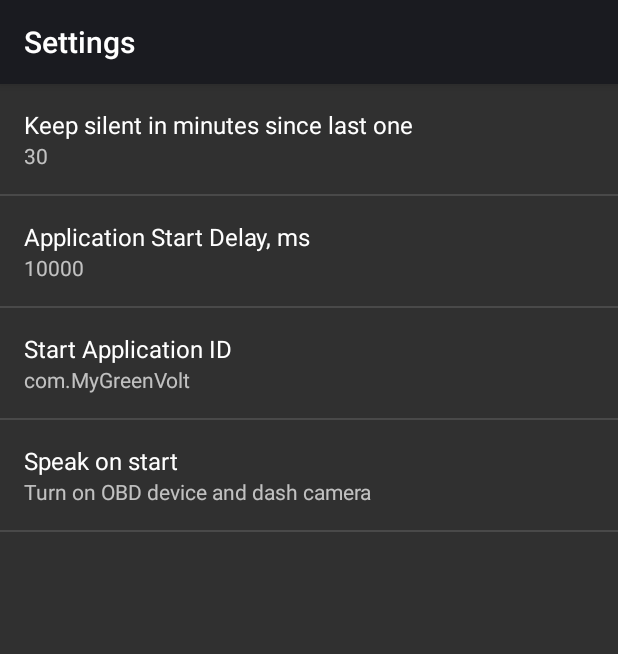
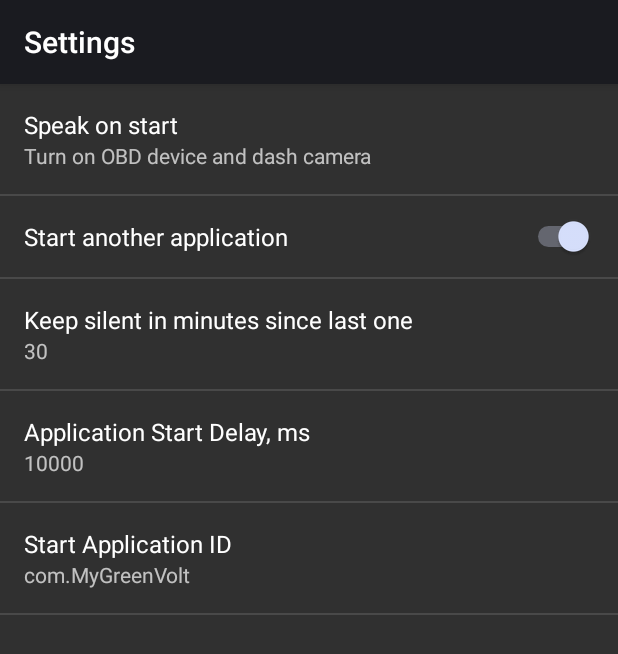
Before and after one commit to SergiiGalai/ObdNotifier, an Android app: the SettingsActivity screen opened directly, with no data from a screen before it, on a phone screen of 412 x 824 dp. Shown: the top 654 px of the screen. Run offline under Robolectric (Android 15) with nearby library versions, the phone set to English and light mode, and no system bars.

Commit message:
added checkbox to run application or not

```diff
--- a/app/src/main/java/com/chebur/obdnotifier/MainActivity.java
+++ b/app/src/main/java/com/chebur/obdnotifier/MainActivity.java
@@ -105,12 +105,14 @@ public class MainActivity extends Activity
             notification.speak(tts, textToSpeak);
             runApplicationRepository.saveLastTimeNotified(TimeHelper.now());
 
+            if (settingsReader.isStartAppAllowed()){
                 String packageName = settingsReader.getPackageNameToStart();
                 if (appShouldBeRun(packageName)){
                     int delayMillis = settingsReader.getApplicationStartDelayMillis();
                     delayedApplicationStart = launcher.delayedStart(packageName, delayMillis);
                 }else{
                     notification.showLongToast(R.string.app_running);
+                }
             }
         } else {
             context.finish();
--- a/app/src/main/java/com/chebur/obdnotifier/settings/ISettingsReader.java
+++ b/app/src/main/java/com/chebur/obdnotifier/settings/ISettingsReader.java
@@ -5,4 +5,5 @@ public interface ISettingsReader {
     String getPackageNameToStart();
     String getTextToSpeak();
     int getSilentNotificationMinutes();
+    boolean isStartAppAllowed();
 }
--- a/app/src/main/java/com/chebur/obdnotifier/settings/ResourcesSettingsReader.java
+++ b/app/src/main/java/com/chebur/obdnotifier/settings/ResourcesSettingsReader.java
@@ -32,4 +32,9 @@ public class ResourcesSettingsReader implements ISettingsReader
     public int getSilentNotificationMinutes() {
         return Helper.resourceToInt(context, R.integer.donot_notify_delay_minutes);
     }
+
+    @Override
+    public boolean isStartAppAllowed() {
+        return true;
+    }
 }
--- a/app/src/main/java/com/chebur/obdnotifier/settings/SharedPreferenceSettingsReader.java
+++ b/app/src/main/java/com/chebur/obdnotifier/settings/SharedPreferenceSettingsReader.java
@@ -38,4 +38,9 @@ public class SharedPreferenceSettingsReader implements ISettingsReader
         String val = preferences.getString("silent_notification_minutes", String.valueOf(resourcesReader.getSilentNotificationMinutes()));
         return Integer.parseInt( val );
     }
+
+    @Override
+    public boolean isStartAppAllowed(){
+        return preferences.getBoolean("is_start_app", resourcesReader.isStartAppAllowed());
+    }
 }
--- a/app/src/main/res/values/strings.xml
+++ b/app/src/main/res/values/strings.xml
@@ -19,5 +19,6 @@
     <string name="pref_default_text_to_speak">Turn on OBD device and dash camera</string>
     <string name="pref_title_silent_notification_minutes">Keep silent in minutes since last one</string>
     <string name="pref_default_silent_notification_minutes" translatable="false">30</string>
+    <string name="pref_title_is_start_app">Start another application</string>
 
 </resources>
--- a/app/src/main/res/xml/pref_general.xml
+++ b/app/src/main/res/xml/pref_general.xml
@@ -1,31 +1,5 @@
 <PreferenceScreen xmlns:android="http://schemas.android.com/apk/res/android">
 
-    <EditTextPreference
-        android:defaultValue="@string/pref_default_silent_notification_minutes"
-        android:inputType="number"
-        android:key="silent_notification_minutes"
-        android:maxLines="1"
-        android:selectAllOnFocus="true"
-        android:singleLine="true"
-        android:title="@string/pref_title_silent_notification_minutes" />
-
-    <EditTextPreference
-        android:defaultValue="@string/pref_default_app_start_delay"
-        android:inputType="number"
-        android:key="app_start_delay"
-        android:maxLines="1"
-        android:selectAllOnFocus="true"
-        android:singleLine="true"
-        android:title="@string/pref_title_app_start_delay" />
-
-    <EditTextPreference
-        android:defaultValue="@string/pref_default_start_app_id"
-        android:inputType="text"
-        android:key="start_app_id"
-        android:maxLines="1"
-        android:selectAllOnFocus="true"
-        android:singleLine="true"
-        android:title="@string/pref_title_start_app_id" />
 
     <EditTextPreference
         android:defaultValue="@string/pref_default_text_to_speak"
@@ -36,4 +10,39 @@
         android:singleLine="true"
         android:title="@string/pref_title_text_to_speak" />
 
+    <SwitchPreference
+        android:defaultValue="true"
+        android:key="is_start_app"
+        android:title="@string/pref_title_is_start_app" />
+
+    <EditTextPreference
+        android:defaultValue="@string/pref_default_silent_notification_minutes"
+        android:inputType="number"
+        android:key="silent_notification_minutes"
+        android:dependency="is_start_app"
+        android:maxLines="1"
+        android:selectAllOnFocus="true"
+        android:singleLine="true"
+        android:title="@string/pref_title_silent_notification_minutes" />
+
+    <EditTextPreference
+        android:defaultValue="@string/pref_default_app_start_delay"
+        android:inputType="number"
+        android:key="app_start_delay"
+        android:dependency="is_start_app"
+        android:maxLines="1"
+        android:selectAllOnFocus="true"
+        android:singleLine="true"
+        android:title="@string/pref_title_app_start_delay" />
+
+    <EditTextPreference
+        android:defaultValue="@string/pref_default_start_app_id"
+        android:inputType="text"
+        android:key="start_app_id"
+        android:dependency="is_start_app"
+        android:maxLines="1"
+        android:selectAllOnFocus="true"
+        android:singleLine="true"
+        android:title="@string/pref_title_start_app_id" />
+
 </PreferenceScreen>
```
Lines whose indentation alone changed are shown as unchanged.
